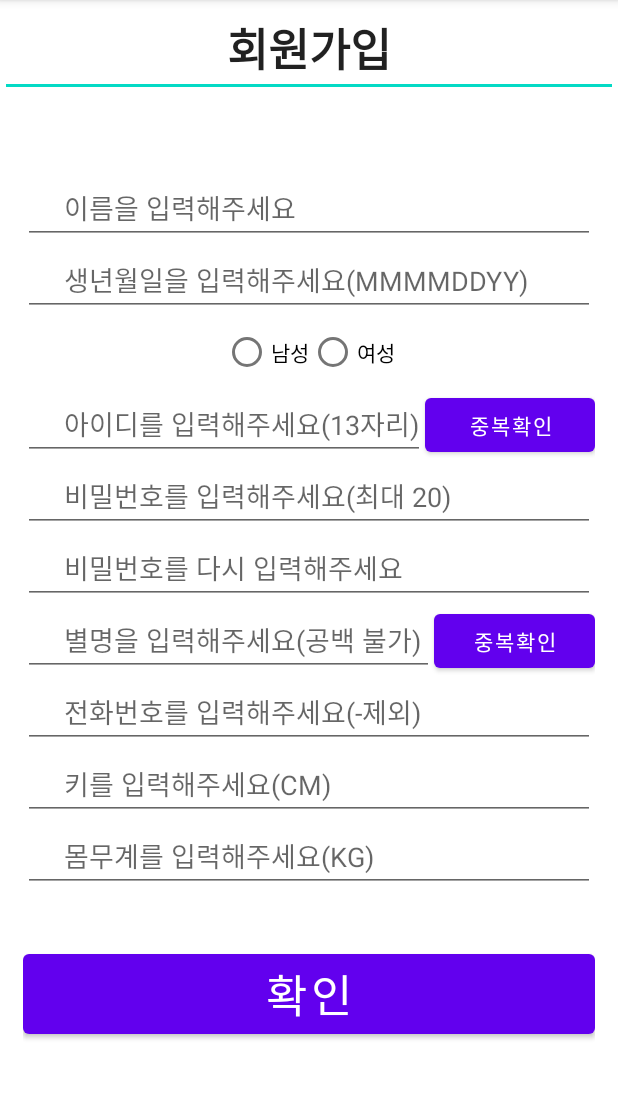
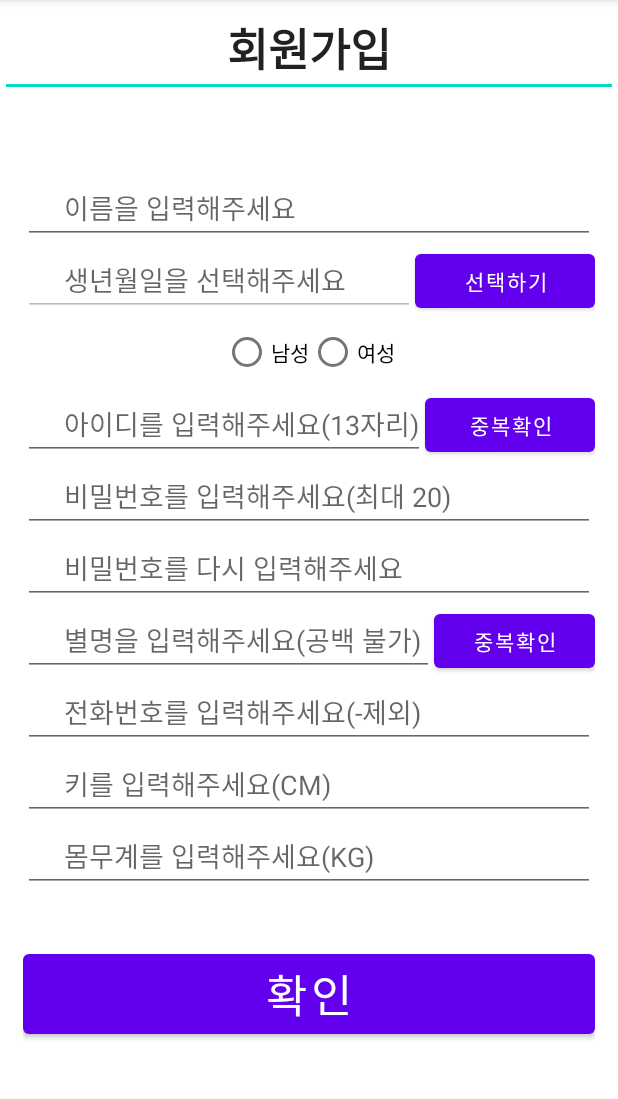
Before and after one commit to RSY0205/CapstonDesign, an Android app: the screen it shows after launch (Connectsignup), after a tap on "회원가입", on a phone screen of 412 x 824 dp, the part 84-1183 px from its top. Run offline under Robolectric (Android 15) with nearby library versions, the phone set to English and light mode, and no system bars.

Commit message:
생년월일 달력 변경, PostToServer 구현 시도중

```diff
--- a/app/build.gradle
+++ b/app/build.gradle
@@ -5,7 +5,7 @@ plugins {
 android {
     compileSdkVersion 30
     buildToolsVersion "30.0.2"
-
+    useLibrary 'org.apache.http.legacy'
     defaultConfig {
         applicationId "com.example.savehometraining"
         minSdkVersion 16
--- a/app/src/main/AndroidManifest.xml
+++ b/app/src/main/AndroidManifest.xml
@@ -1,7 +1,8 @@
 <?xml version="1.0" encoding="utf-8"?>
 <manifest xmlns:android="http://schemas.android.com/apk/res/android"
     package="com.example.savehometraining">
-
+    <!--인터넷 연결 허용-->
+    <uses-permission android:name="android.permission.INTERNET"/>
     <application
         android:allowBackup="true"
         android:icon="@mipmap/ic_launcher"
--- a/app/src/main/java/com/example/savehometraining/AccountCheckInDB.java
+++ b/app/src/main/java/com/example/savehometraining/AccountCheckInDB.java
@@ -34,7 +34,6 @@ public class AccountCheckInDB {
         if(User[4].equals(User[5])==false){User_Check[5]=Boolean.FALSE;}
     }
     public void LangeOut(String User[],Boolean User_Check[]){
-        if(User[1].length()<8)User_Check[1]=Boolean.FALSE;//생년월일7자리이하 불가
         if(User[3].length()<4)User_Check[3]=Boolean.FALSE;//ID최소길이 4
         if(User[4].length()<7)User_Check[4]=Boolean.FALSE;//비밀번호 최소 7
         if(User[5].length()<7)User_Check[5]=Boolean.FALSE;//Sub비밀번호 최소 7
--- a/app/src/main/java/com/example/savehometraining/Connectsignup.java
+++ b/app/src/main/java/com/example/savehometraining/Connectsignup.java
@@ -1,8 +1,10 @@
 package com.example.savehometraining;
 
+import android.app.DatePickerDialog;
 import android.os.Bundle;
 import android.view.View;
 import android.widget.Button;
+import android.widget.DatePicker;
 import android.widget.EditText;
 import android.widget.RadioButton;
 import android.widget.RadioGroup;
@@ -12,8 +14,8 @@ import androidx.appcompat.app.AppCompatActivity;
 
 public class Connectsignup extends AppCompatActivity{
 
-    Button MakeAccount,CheckID,ChecknickName;
-
+    Button MakeAccount,CheckID,ChecknickName,CheckBirth;
+    DatePickerDialog.OnDateSetListener callbackMethod;//달력 기능
     EditText Edit_name,Edit_birth,Edit_id,Edit_pw,Edit_subpw,Edit_nickname,Edit_phone,Edit_height,Edit_weight;
     RadioGroup Radio_gender;
     String User[]=new String[10];
@@ -29,6 +31,7 @@ public class Connectsignup extends AppCompatActivity{
         MakeAccount=(Button)findViewById(R.id.buttonMakeAccount);
         CheckID=(Button)findViewById(R.id.buttoncheckid);
         ChecknickName=(Button)findViewById(R.id.buttonchecknickname);
+        CheckBirth=(Button)findViewById(R.id.ButtonBirtyday);
         //버튼 가져오기
 
         Edit_name=(EditText)findViewById(R.id.User_name);
@@ -71,10 +74,28 @@ public class Connectsignup extends AppCompatActivity{
                 function.CheckPWD(User,User_Check);//비밀번호 sub비밀번호 일치 확인
                 function.LangeOut(User,User_Check);//값범위 검사
                 error=function.ErrorMessage(User_kr,User_Check);//에러 Edit 찾기
+                //아무 값도 입력안됬을시 오류 출력
                 if(error!=null){Toast.makeText(Connectsignup.this, error+"을(를) 확인하세요", Toast.LENGTH_SHORT).show();}
                 //finish();
             }
         });
+
+        CheckBirth.setOnClickListener(new View.OnClickListener() {
+            public void onClick(View view) {
+                //생년월일 선택
+                callbackMethod = new DatePickerDialog.OnDateSetListener()
+                {
+                    @Override
+                    public void onDateSet(DatePicker view, int year, int monthOfYear, int dayOfMonth) {
+                        Edit_birth.setText(year + "년" + monthOfYear + "월" + dayOfMonth + "일");
+                    }
+                };
+
+                DatePickerDialog dialog=new DatePickerDialog(Connectsignup.this,callbackMethod,2019,5,24);
+                dialog.show();
+            }
+        });
+
 
         CheckID.setOnClickListener(new View.OnClickListener(){
             public void onClick(View view){
--- a/app/src/main/java/com/example/savehometraining/MainActivity.java
+++ b/app/src/main/java/com/example/savehometraining/MainActivity.java
@@ -6,19 +6,26 @@ import android.content.Intent;
 import android.os.Bundle;
 import android.view.View;
 import android.widget.Button;
+import android.widget.EditText;
+import android.widget.Toast;
 
 public class MainActivity extends AppCompatActivity {
-    Button SignUp;
-    Button Login;
+    Button Button_SignUp,Button_Login;
+    EditText Edit_ID,Edit_PW;
+    String id,pw;
+
     @Override
     protected void onCreate(Bundle savedInstanceState) {
         super.onCreate(savedInstanceState);
         setContentView(R.layout.activity_main);
 
-        SignUp=(Button)findViewById(R.id.ButtonSignup);
-        Login=(Button)findViewById(R.id.Buttonlogin);
+        Button_SignUp=(Button)findViewById(R.id.ButtonSignup);
+        Button_Login=(Button)findViewById(R.id.Buttonlogin);
 
-        SignUp.setOnClickListener(new View.OnClickListener() {
+        Edit_ID=(EditText)findViewById(R.id.login_id);
+        Edit_PW=(EditText)findViewById(R.id.login_pw);
+
+        Button_SignUp.setOnClickListener(new View.OnClickListener() {
             @Override
             public void onClick(View v) {
                 Intent signup=new Intent(getApplicationContext(), Connectsignup.class);
@@ -27,9 +34,13 @@ public class MainActivity extends AppCompatActivity {
             }
         });
 
-        Login.setOnClickListener(new View.OnClickListener() {
+        Button_Login.setOnClickListener(new View.OnClickListener() {
             @Override
             public void onClick(View v) {
+                id=Edit_ID.getText().toString();
+                pw=Edit_PW.getText().toString();
+
+
                 //Intent login=new Intent(getApplicationContext(),???.class);
                 //startActivity(login);
 
--- a/app/src/main/res/layout/activity_main.xml
+++ b/app/src/main/res/layout/activity_main.xml
@@ -28,14 +28,14 @@
 
 
         <EditText
-            android:id="@+id/id"
+            android:id="@+id/login_id"
             android:layout_width="match_parent"
             android:layout_height="match_parent"
             android:hint="                  아이디                  "
             />
 
         <EditText
-            android:id="@+id/pw"
+            android:id="@+id/login_pw"
             android:layout_width="wrap_content"
             android:layout_height="wrap_content"
             android:hint="                 비밀번호                  "
--- a/app/src/main/res/layout/signup.xml
+++ b/app/src/main/res/layout/signup.xml
@@ -30,14 +30,25 @@
         android:inputType="textPersonName"
         /><!--이름-->
 
-    <EditText
-        android:id="@+id/User_birth"
+    <LinearLayout
         android:layout_width="match_parent"
-        android:layout_height="wrap_content"
-        android:hint="     생년월일을 입력해주세요(MMMMDDYY)     "
-        android:maxLength="8"
-        android:inputType="date"
-        /><!--생년월일-->
+        android:layout_height="match_parent"
+        android:orientation="horizontal">
+
+        <EditText
+            android:id="@+id/User_birth"
+            android:layout_width="wrap_content"
+            android:layout_height="wrap_content"
+            android:enabled="false"
+            android:hint="     생년월일을 선택해주세요         " />
+
+        <Button
+            android:layout_width="match_parent"
+            android:layout_height="wrap_content"
+            android:text="선택하기"
+            android:id="@+id/ButtonBirtyday"/>
+    </LinearLayout>><!--생년월일-->
+
 
     <RadioGroup
         android:id="@+id/genderGroup"
@@ -67,12 +78,12 @@
             android:layout_height="wrap_content"
             android:hint="     아이디를 입력해주세요(13자리)"
             android:maxLength="13"
-            android:inputType="textPersonName"
-            />
+            android:inputType="textPersonName" />
         <Button
             android:id="@+id/buttoncheckid"
             android:layout_width="match_parent"
             android:layout_height="wrap_content"
+            android:onClick="OnClickHandler"
             android:text="중복확인"/>
     </LinearLayout><!--아이디(중복검사)-->
 
```
Also changed, not shown: app/src/main/java/com/example/savehometraining/PostToServer.java (added, +139 -0 lines).
